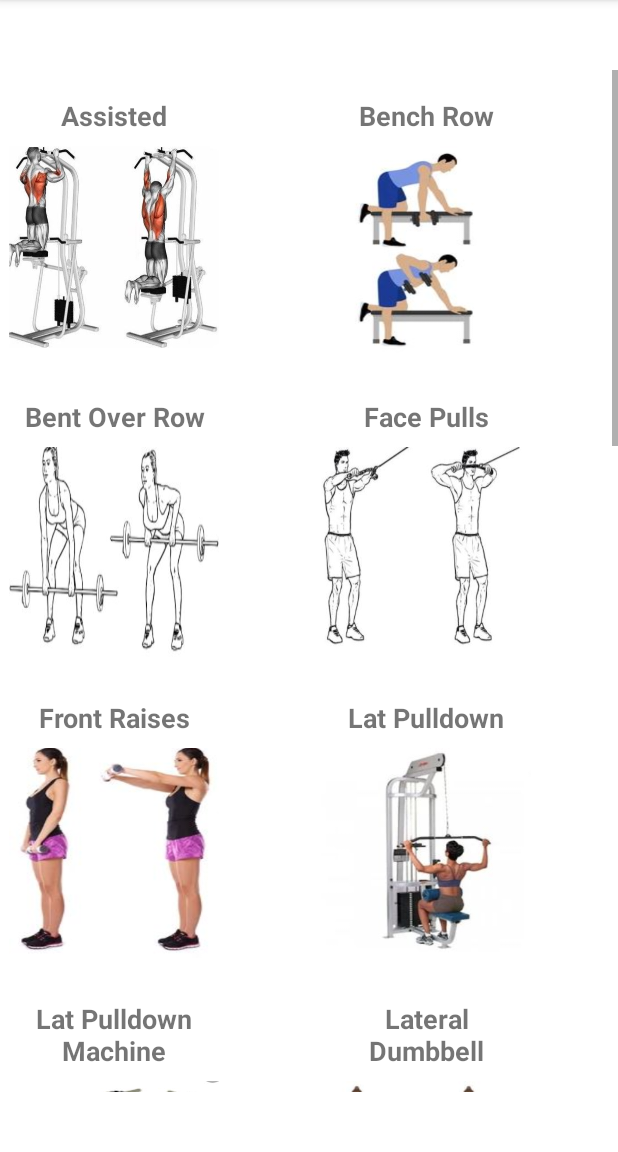
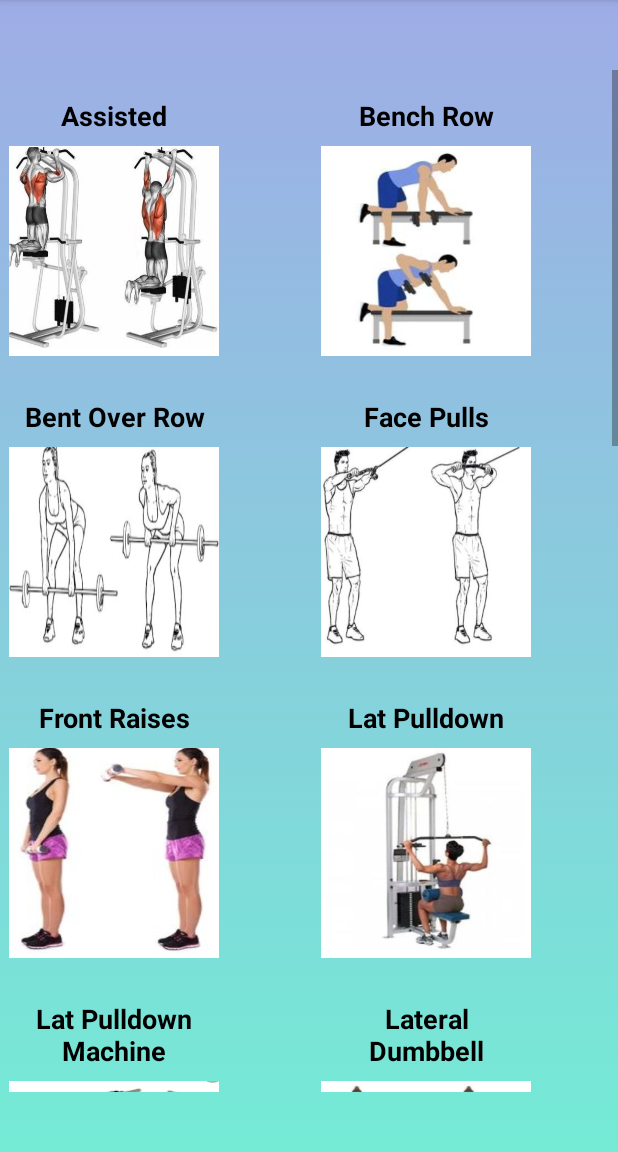
Before and after one commit to ryanmaxey6/McComas-GymShare, an Android app: the MusclesActivity screen opened directly, with no data from a screen before it, on a phone screen of 412 x 824 dp, the part 84-1236 px from its top. Run offline under Robolectric (Android 15) with nearby library versions, the phone set to English and light mode, and no system bars; 4 statements that could not run were skipped.

Commit message:
added styling to activities

```diff
--- a/app/src/main/res/layout/activity_display.xml
+++ b/app/src/main/res/layout/activity_display.xml
@@ -4,6 +4,7 @@
     xmlns:tools="http://schemas.android.com/tools"
     android:layout_width="match_parent"
     android:layout_height="match_parent"
+    android:background="@drawable/gradient"
     tools:context=".DisplayActivity">
 
     <TextView
@@ -11,6 +12,7 @@
         android:layout_width="wrap_content"
         android:layout_height="wrap_content"
         android:text="TextView"
+        android:textColor="@color/black"
         android:textSize="18sp"
         app:layout_constraintBottom_toBottomOf="parent"
         app:layout_constraintEnd_toEndOf="parent"
@@ -24,7 +26,9 @@
         android:layout_width="wrap_content"
         android:layout_height="wrap_content"
         android:text="TextView"
+        android:textColor="@color/black"
         android:textSize="24sp"
+        android:textStyle="bold"
         app:layout_constraintBottom_toBottomOf="parent"
         app:layout_constraintEnd_toEndOf="parent"
         app:layout_constraintHorizontal_bias="0.498"
--- a/app/src/main/res/layout/activity_muscles.xml
+++ b/app/src/main/res/layout/activity_muscles.xml
@@ -5,6 +5,7 @@
     xmlns:tools="http://schemas.android.com/tools"
     android:layout_width="match_parent"
     android:layout_height="match_parent"
+    android:background="@drawable/gradient"
     tools:context=".MusclesActivity">
 
     <TextView
--- a/app/src/main/res/layout/exercise_layout.xml
+++ b/app/src/main/res/layout/exercise_layout.xml
@@ -14,6 +14,7 @@
         android:gravity="center"
         android:padding="8dp"
         android:text="Bicycle Crunch"
+        android:textColor="@color/black"
         android:textSize="18sp"
         android:textStyle="bold" />
 
```
